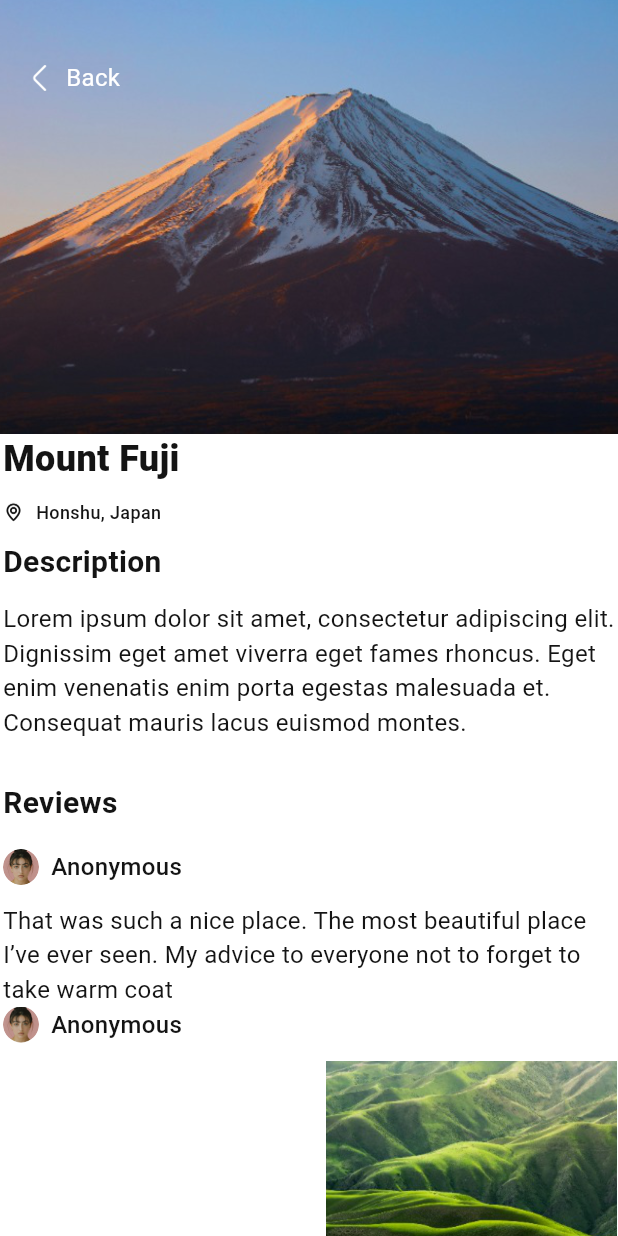
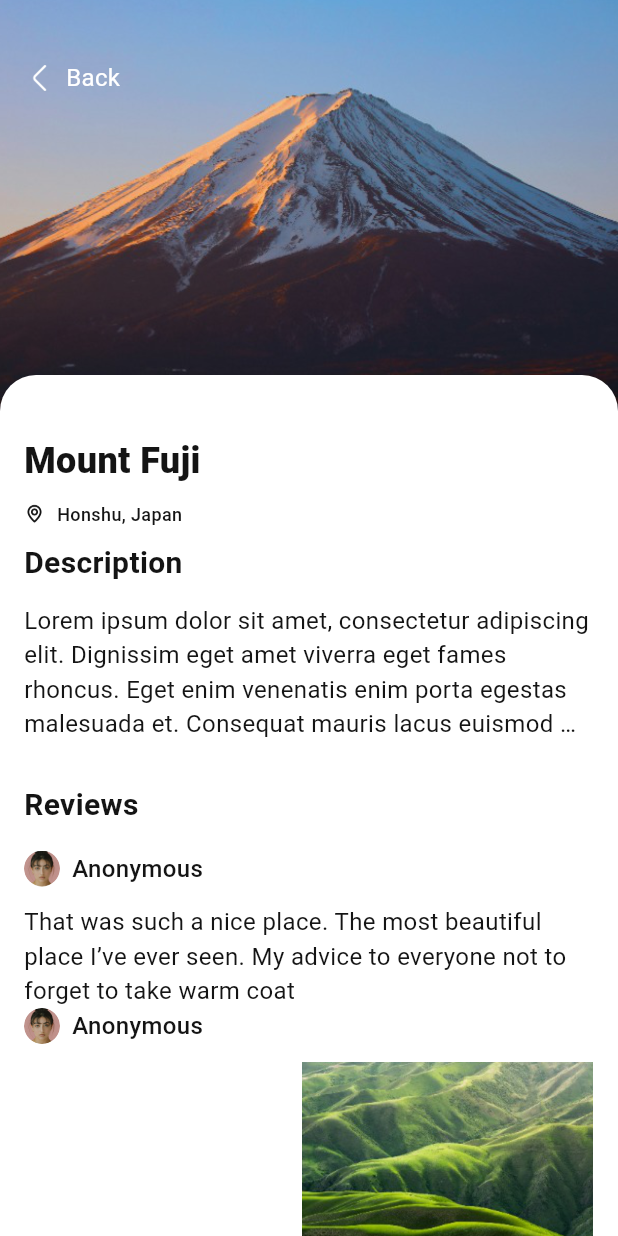
Before and after one commit to muzaffarxoja/Neo_Tour, a Flutter app: the PlaceScreen screen opened directly, on a phone screen of 412 x 824 dp. Run offline on Flutter 3.47's test engine with Material 3 defaults, Android fonts, the phone set to English and light mode, and no system bars; our stand-ins replace intl_phone_number_input; Roboto replaces fonts that are missing (SF Pro Display).

Commit message:
fix bugs

```diff
--- a/lib/ui/screens/onboarding_screen.dart
+++ b/lib/ui/screens/onboarding_screen.dart
@@ -21,6 +21,7 @@ class OnboardingScreen extends StatelessWidget {
                 "assets/images/img_rectangle_19.png",
                 height: 480,
                 width: double.maxFinite,
+                fit: BoxFit.cover,
               ),
               SizedBox(height: 16),
               Padding(
--- a/lib/ui/screens/place_screen.dart
+++ b/lib/ui/screens/place_screen.dart
@@ -2,46 +2,88 @@ import 'package:flutter/cupertino.dart';
 import 'package:flutter/material.dart';
 
 class PlaceScreen extends StatelessWidget {
-  const PlaceScreen({Key? key})
-      : super(
-          key: key,
-        );
-
-
+  const PlaceScreen({super.key});
 
   @override
   Widget build(BuildContext context) {
-    return SafeArea(
-      child: Scaffold(
-         backgroundColor: Color(0XFFFFFFFF),
-        body: Column(
+    return Scaffold(
+      backgroundColor: const Color(0XFFFFFFFF),
+      body: SafeArea(
+        child: Stack(
           children: [
-            _buildStackBackSection(context),
-            Expanded(
-              child: SingleChildScrollView(
+            Positioned(
+              top: 0,
+              left: 0,
+              right: 0,
+              child: Image.asset(
+                "assets/images/img_rectangle_31.png",
+                height: 289,
+                width: double.infinity,
+                fit: BoxFit.cover,
+              ),
+            ),
+            Positioned.fill(
               child: _buildMountFujiSection(context),
             ),
+            Positioned(
+              top: 40, // Adjust the top position to place the header correctly
+              left: 15,
+              child: Row(
+                children: [
+                  SizedBox(
+                    height: 24, // Set the desired height
+                    width: 24, // Set the desired width
+                    child: IconButton(
+                      padding: EdgeInsets.zero, // Remove default padding
+                      iconSize: 24, // Adjust the icon size
+                      onPressed: () {
+                        //code to execute when this button is pressed
+                      },
+                      icon: Image.asset('assets/icons/back_button.png'),
                     ),
-
-
-
+                  ),
+                  const SizedBox(width: 5),
+                  // Add some space between the icon and the text
+                  const Text(
+                    "Back",
+                    style: TextStyle(
+                      color: Colors.white,
+                      fontSize: 16,
+                      fontWeight: FontWeight.w400,
+                    ),
+                  ),
+                ],
+              ),
+            ),
           ],
         ),
       ),
     );
   }
+
   /// Section Widget
   Widget _buildMountFujiSection(BuildContext context) {
-    return Container(
-
-
+    return SingleChildScrollView(
+      padding: const EdgeInsets.only(
+        top: 250,
+      ),
+      child: Container(
+        decoration: const BoxDecoration(
+          color: Color(0XFFFFFFFF),
+          borderRadius: BorderRadius.vertical(
+            top: Radius.circular(24),
+          ),
+        ),
+        padding: const EdgeInsets.only(
+          left: 16,
+          right: 16,
+          top: 40,
+        ),
         width: double.maxFinite,
-      margin: EdgeInsets.only(left: 2),
         child: Column(
-
           crossAxisAlignment: CrossAxisAlignment.start,
           children: [
-          Text(
+            const Text(
               "Mount Fuji",
               style: TextStyle(
                 color: Color(0XFF141414),
@@ -50,7 +92,7 @@ class PlaceScreen extends StatelessWidget {
                 fontWeight: FontWeight.w900,
               ),
             ),
-          SizedBox(height: 10),
+            const SizedBox(height: 10),
             SizedBox(
               width: double.maxFinite,
               child: Row(
@@ -63,7 +105,7 @@ class PlaceScreen extends StatelessWidget {
                       "assets/icons/location.png",
                     ),
                   ),
-                Padding(
+                  const Padding(
                     padding: EdgeInsets.only(left: 8),
                     child: Text(
                       "Honshu, Japan",
@@ -78,8 +120,8 @@ class PlaceScreen extends StatelessWidget {
                 ],
               ),
             ),
-          SizedBox(height: 10),
-          Text(
+            const SizedBox(height: 10),
+            const Text(
               "Description",
               style: TextStyle(
                 color: Color(0XFF141414),
@@ -88,8 +130,8 @@ class PlaceScreen extends StatelessWidget {
                 fontWeight: FontWeight.w600,
               ),
             ),
-          SizedBox(height: 12),
-          Text(
+            const SizedBox(height: 12),
+            const Text(
               "Lorem ipsum dolor sit amet, consectetur adipiscing elit. Dignissim eget amet viverra eget fames rhoncus. Eget enim venenatis enim porta egestas malesuada et. Consequat mauris lacus euismod montes.",
               maxLines: 4,
               overflow: TextOverflow.ellipsis,
@@ -100,8 +142,8 @@ class PlaceScreen extends StatelessWidget {
                 fontWeight: FontWeight.w400,
               ),
             ),
-          SizedBox(height: 28),
-          Text(
+            const SizedBox(height: 28),
+            const Text(
               "Reviews",
               style: TextStyle(
                 color: Color(0XFF141414),
@@ -110,14 +152,14 @@ class PlaceScreen extends StatelessWidget {
                 fontWeight: FontWeight.w600,
               ),
             ),
-          SizedBox(height: 16),
+            const SizedBox(height: 16),
             _MyBuildViewSection(context),
 
             //_buildReviewSection(context),
-          SizedBox(height: 24),
+            const SizedBox(height: 24),
             _buildBookNowButton(context),
-          SizedBox(height: 24),
-          Align(
+            const SizedBox(height: 24),
+            const Align(
               alignment: Alignment.center,
               child: SizedBox(
                 width: 124,
@@ -130,11 +172,9 @@ class PlaceScreen extends StatelessWidget {
             )
           ],
         ),
+      ),
     );
   }
-
-
-
 
   /// Section Widget
   Widget _buildStackBackSection(BuildContext context) {
@@ -163,8 +203,9 @@ class PlaceScreen extends StatelessWidget {
                   icon: Image.asset('assets/icons/back_button.png'),
                 ),
               ),
-              SizedBox(width: 5), // Add some space between the icon and the text
-              Text(
+              const SizedBox(width: 5),
+              // Add some space between the icon and the text
+              const Text(
                 "Back",
                 style: TextStyle(
                   color: Colors.white,
@@ -179,21 +220,17 @@ class PlaceScreen extends StatelessWidget {
     );
   }
 
-
-
-
   /// Section Widget
   Widget _MyBuildViewSection(BuildContext context) {
     return Column(
       children: [
         _MyBuildTextReview(review: ''),
         _MyBuildImageRewiew(img: ''),
-  ]
+      ],
     );
   }
 
   Widget _MyBuildTextReview({required String review}) {
-
     return SizedBox(
       width: double.maxFinite,
       child: Column(
@@ -213,7 +250,7 @@ class PlaceScreen extends StatelessWidget {
                     width: 24,
                   ),
                 ),
-                Align(
+                const Align(
                   alignment: Alignment.bottomCenter,
                   child: Padding(
                     padding: EdgeInsets.only(left: 8),
@@ -231,8 +268,8 @@ class PlaceScreen extends StatelessWidget {
               ],
             ),
           ),
-          SizedBox(height: 12),
-          Text(
+          const SizedBox(height: 12),
+          const Text(
             "That was such a nice place. The most beautiful place I’ve ever seen. My advice to everyone not to forget to take warm coat",
             maxLines: 3,
             overflow: TextOverflow.ellipsis,
@@ -248,10 +285,8 @@ class PlaceScreen extends StatelessWidget {
     );
   }
 
-
   Widget _MyBuildImageRewiew({required String img}) {
-
-    return  SizedBox(
+    return SizedBox(
       width: double.maxFinite,
       child: Column(
         children: [
@@ -270,7 +305,7 @@ class PlaceScreen extends StatelessWidget {
                     width: 24,
                   ),
                 ),
-                Align(
+                const Align(
                   alignment: Alignment.bottomCenter,
                   child: Padding(
                     padding: EdgeInsets.only(left: 8),
@@ -288,7 +323,7 @@ class PlaceScreen extends StatelessWidget {
               ],
             ),
           ),
-          SizedBox(height: 12),
+          const SizedBox(height: 12),
           Align(
               alignment: Alignment.bottomRight,
               child: Image.asset(
@@ -299,6 +334,7 @@ class PlaceScreen extends StatelessWidget {
       ),
     );
   }
+
   /// Section Widget
   Widget _buildBookNowButton(BuildContext context) {
     return SizedBox(
@@ -306,7 +342,7 @@ class PlaceScreen extends StatelessWidget {
       height: 50,
       child: ElevatedButton(
         style: ElevatedButton.styleFrom(
-          backgroundColor: Color(0XFF6A62B6),
+          backgroundColor: const Color(0XFF6A62B6),
           shape: RoundedRectangleBorder(
             borderRadius: BorderRadius.circular(
               24,
@@ -316,13 +352,13 @@ class PlaceScreen extends StatelessWidget {
             vertical: -4,
             horizontal: -4,
           ),
-          padding: EdgeInsets.symmetric(
+          padding: const EdgeInsets.symmetric(
             horizontal: 30,
             vertical: 14,
           ),
         ),
         onPressed: () {},
-        child: Text(
+        child: const Text(
           "Book Now",
           style: TextStyle(
             color: Color(0XFFFFFFFF),
@@ -335,11 +371,9 @@ class PlaceScreen extends StatelessWidget {
     );
   }
 
-
-
   /// Section Widget
   Widget _buildReviewText(BuildContext context) {
-    return Text(
+    return const Text(
       "That was such a nice place. The most beautiful place I’ve ever seen. My advice to everyone not to forget to take warm coat",
       maxLines: 3,
       overflow: TextOverflow.ellipsis,
@@ -372,7 +406,7 @@ class PlaceScreen extends StatelessWidget {
                     width: 24,
                   ),
                 ),
-                Align(
+                const Align(
                   alignment: Alignment.bottomCenter,
                   child: Padding(
                     padding: EdgeInsets.only(left: 8),
@@ -392,7 +426,7 @@ class PlaceScreen extends StatelessWidget {
           ),
           Container(
             width: double.maxFinite,
-            margin: EdgeInsets.only(
+            margin: const EdgeInsets.only(
               left: 12,
               right: 28,
             ),
@@ -400,7 +434,7 @@ class PlaceScreen extends StatelessWidget {
               mainAxisAlignment: MainAxisAlignment.spaceBetween,
               mainAxisSize: MainAxisSize.max,
               children: [
-                Align(
+                const Align(
                   alignment: Alignment.bottomCenter,
                   child: Text(
                     "Guilin, China",
@@ -413,7 +447,7 @@ class PlaceScreen extends StatelessWidget {
                   ),
                 ),
                 Padding(
-                  padding: EdgeInsets.only(bottom: 2),
+                  padding: const EdgeInsets.only(bottom: 2),
                   child: Image.asset(
                     "assets/images/img_rectangle_3.png",
                     height: 184,
@@ -423,13 +457,13 @@ class PlaceScreen extends StatelessWidget {
               ],
             ),
           ),
-          SizedBox(height: 22),
+          const SizedBox(height: 22),
           Align(
             alignment: Alignment.centerLeft,
             child: Container(
               height: 40,
               width: 184,
-              decoration: BoxDecoration(
+              decoration: const BoxDecoration(
                 color: Color(0XFF9F9F9F),
                 borderRadius: BorderRadius.vertical(
                   bottom: Radius.circular(10),
@@ -437,7 +471,7 @@ class PlaceScreen extends StatelessWidget {
               ),
             ),
           ),
-          SizedBox(height: 12),
+          const SizedBox(height: 12),
           _buildReviewText(context)
         ],
       ),
@@ -447,7 +481,7 @@ class PlaceScreen extends StatelessWidget {
   /// Section Widget
   Widget _buildViewRowSection(BuildContext context) {
     return Padding(
-      padding: EdgeInsets.only(
+      padding: const EdgeInsets.only(
         left: 16,
         right: 12,
       ),
```
Also changed, not shown: lib/main.dart (+3 -92 lines), pubspec.yaml (+11 -11 lines), 9 other files. Lines whose indentation alone changed are shown as unchanged.
